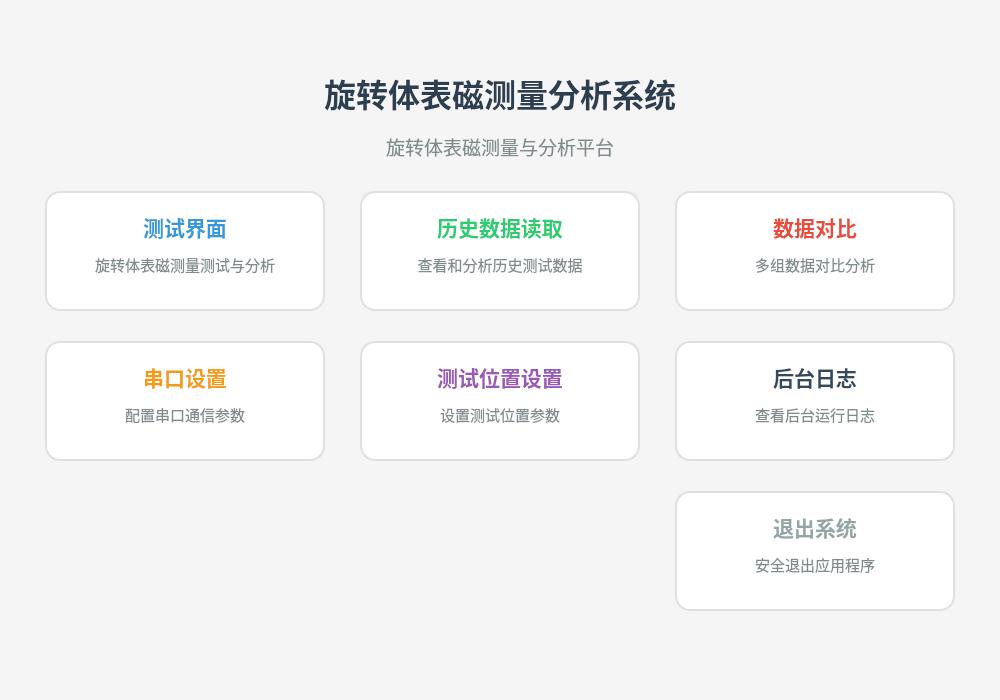
Above: src/ui/home_window.ui from IceSugarZxy/MARS-pro before the change. Below: the same form after it.
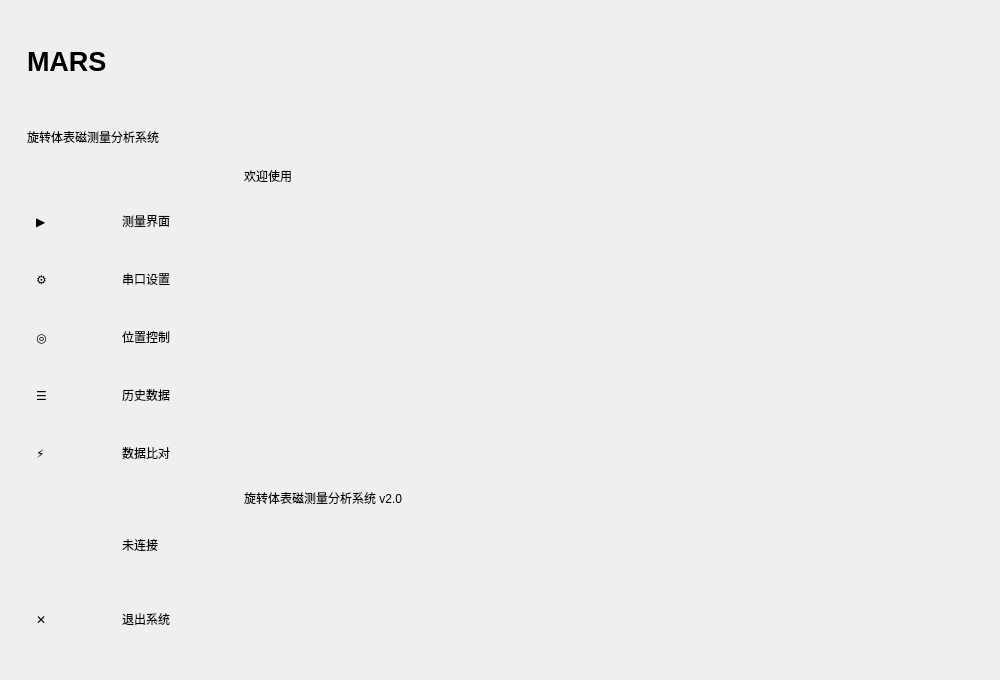
That is the form after the change. Icons and pictures are not drawn.

Commit message:
Feat: 启动深色工业风格UI主题系统
- 新增ui/theme.py中央样式系统，包含深灰+蓝色调配色方案
- 所有窗口应用统一深色主题（measure/serial/position/history/compare/dialog）
- 简化home_window.ui结构，移除复杂嵌套，使用主题样式表替代
- PlotWindow图表背景改为深色，坐标轴文字设为浅色
- home_window使用左侧导航栏布局，底部状态指示器

The edit to the form file:
```diff
--- a/src/ui/home_window.ui
+++ b/src/ui/home_window.ui
@@ -7,7 +7,7 @@
     <x>0</x>
     <y>0</y>
     <width>1000</width>
-    <height>700</height>
+    <height>680</height>
    </rect>
   </property>
   <property name="windowTitle">
@@ -16,812 +16,294 @@
   <property name="windowFlags">
    <set>Qt::FramelessWindowHint</set>
   </property>
-  <property name="styleSheet">
-   <string notr="true">QMainWindow {
-    background-color: #f5f5f5;
-    border: none;
-}</string>
-  </property>
   <widget class="QWidget" name="centralwidget">
-   <layout class="QVBoxLayout" name="main_layout">
-    <property name="spacing">
-     <number>30</number>
-    </property>
-    <property name="leftMargin">
-     <number>40</number>
-    </property>
-    <property name="topMargin">
-     <number>40</number>
-    </property>
-    <property name="rightMargin">
-     <number>40</number>
-    </property>
-    <property name="bottomMargin">
-     <number>40</number>
-    </property>
+   <layout class="QVBoxLayout" name="central_layout">
     <item>
-     <layout class="QVBoxLayout" name="title_layout">
-      <property name="spacing">
-       <number>15</number>
-      </property>
+     <layout class="QHBoxLayout" name="main_layout">
       <item>
-       <widget class="QLabel" name="icon_label">
-        <property name="pixmap">
-         <pixmap resource="../resources.qrc">icon_blue.png</pixmap>
-        </property>
-        <property name="scaledContents">
-         <bool>false</bool>
-        </property>
-        <property name="alignment">
-         <set>Qt::AlignCenter</set>
-        </property>
-       </widget>
-      </item>
-      <item>
-       <widget class="QLabel" name="title_label">
-        <property name="text">
-         <string>旋转体表磁测量分析系统</string>
-        </property>
-        <property name="font">
-         <font>
-          <family>黑体</family>
-          <pointsize>24</pointsize>
-          <weight>75</weight>
-          <bold>true</bold>
-         </font>
-        </property>
-        <property name="styleSheet">
-         <string notr="true">color: #2c3e50;</string>
-        </property>
-        <property name="alignment">
-         <set>Qt::AlignCenter</set>
-        </property>
-       </widget>
-      </item>
-      <item>
-       <widget class="QLabel" name="subtitle_label">
-        <property name="text">
-         <string>旋转体表磁测量与分析平台</string>
-        </property>
-        <property name="font">
-         <font>
-          <family>黑体</family>
-          <pointsize>14</pointsize>
-         </font>
-        </property>
-        <property name="styleSheet">
-         <string notr="true">color: #7f8c8d;</string>
-        </property>
-        <property name="alignment">
-         <set>Qt::AlignCenter</set>
-        </property>
-       </widget>
-      </item>
-     </layout>
-    </item>
-    <item>
-     <layout class="QGridLayout" name="button_layout">
-      <property name="horizontalSpacing">
-       <number>30</number>
-      </property>
-      <property name="verticalSpacing">
-       <number>30</number>
-      </property>
-      <item row="0" column="0">
-       <widget class="QWidget" name="test_button">
+       <widget class="QWidget" name="nav_panel">
         <property name="minimumSize">
          <size>
-          <width>280</width>
-          <height>120</height>
+          <width>220</width>
+          <height>0</height>
          </size>
         </property>
         <property name="maximumSize">
          <size>
-          <width>280</width>
-          <height>120</height>
+          <width>220</width>
+          <height>16777215</height>
          </size>
         </property>
-        <property name="styleSheet">
-         <string notr="true">QWidget {
-    background-color: white;
-    border-radius: 15px;
-    border: 2px solid #e0e0e0;
-}
-QWidget:hover {
-    border: 2px solid #3498db;
-    background-color: #f8f9fa;
-}</string>
-        </property>
-        <layout class="QVBoxLayout" name="verticalLayout">
-         <property name="spacing">
-          <number>10</number>
-         </property>
-         <property name="leftMargin">
-          <number>20</number>
-         </property>
-         <property name="topMargin">
-          <number>20</number>
-         </property>
-         <property name="rightMargin">
-          <number>20</number>
-         </property>
-         <property name="bottomMargin">
-          <number>20</number>
-         </property>
+        <layout class="QVBoxLayout" name="nav_layout">
          <item>
-          <widget class="QLabel" name="test_button_label">
-           <property name="text">
-            <string>测试界面</string>
-           </property>
-           <property name="font">
-            <font>
-             <family>黑体</family>
-             <pointsize>16</pointsize>
-             <weight>75</weight>
-             <bold>true</bold>
-            </font>
-           </property>
-           <property name="styleSheet">
-            <string notr="true">color: #3498db; border: none; background: transparent;</string>
-           </property>
-           <property name="alignment">
-            <set>Qt::AlignCenter</set>
-           </property>
-          </widget>
-         </item>
-         <item>
-          <widget class="QLabel" name="test_desc_label">
-           <property name="text">
-            <string>旋转体表磁测量测试与分析</string>
-           </property>
-           <property name="font">
-            <font>
-             <family>黑体</family>
-             <pointsize>11</pointsize>
-            </font>
-           </property>
-           <property name="styleSheet">
-            <string notr="true">color: #7f8c8d; border: none; background: transparent;</string>
-           </property>
-           <property name="alignment">
-            <set>Qt::AlignCenter</set>
-           </property>
-           <property name="wordWrap">
-            <bool>true</bool>
-           </property>
-          </widget>
-         </item>
-         <item>
-          <spacer name="verticalSpacer">
-           <property name="orientation">
-            <enum>Qt::Vertical</enum>
-           </property>
-           <property name="sizeHint" stdset="0">
+          <widget class="QWidget" name="nav_header">
+           <property name="minimumSize">
             <size>
-             <width>20</width>
-             <height>40</height>
+             <width>0</width>
+             <height>80</height>
             </size>
            </property>
-          </spacer>
-         </item>
-        </layout>
-       </widget>
-      </item>
-      <item row="0" column="1">
-       <widget class="QWidget" name="history_button">
-        <property name="minimumSize">
-         <size>
-          <width>280</width>
-          <height>120</height>
-         </size>
-        </property>
-        <property name="maximumSize">
-         <size>
-          <width>280</width>
-          <height>120</height>
-         </size>
-        </property>
-        <property name="styleSheet">
-         <string notr="true">QWidget {
-    background-color: white;
-    border-radius: 15px;
-    border: 2px solid #e0e0e0;
-}
-QWidget:hover {
-    border: 2px solid #2ecc71;
-    background-color: #f8f9fa;
-}</string>
-        </property>
-        <layout class="QVBoxLayout" name="verticalLayout_2">
-         <property name="spacing">
-          <number>10</number>
-         </property>
-         <property name="leftMargin">
-          <number>20</number>
-         </property>
-         <property name="topMargin">
-          <number>20</number>
-         </property>
-         <property name="rightMargin">
-          <number>20</number>
-         </property>
-         <property name="bottomMargin">
-          <number>20</number>
-         </property>
-         <item>
-          <widget class="QLabel" name="history_button_label">
-           <property name="text">
-            <string>历史数据读取</string>
-           </property>
-           <property name="font">
-            <font>
-             <family>黑体</family>
-             <pointsize>16</pointsize>
-             <weight>75</weight>
-             <bold>true</bold>
-            </font>
-           </property>
-           <property name="styleSheet">
-            <string notr="true">color: #2ecc71; border: none; background: transparent;</string>
-           </property>
-           <property name="alignment">
-            <set>Qt::AlignCenter</set>
-           </property>
+           <layout class="QVBoxLayout" name="header_layout">
+            <item>
+             <widget class="QLabel" name="nav_title">
+              <property name="text">
+               <string>MARS</string>
+              </property>
+              <property name="font">
+               <font>
+                <family>Arial</family>
+                <pointsize>20</pointsize>
+                <weight>75</weight>
+               </font>
+              </property>
+             </widget>
+            </item>
+            <item>
+             <widget class="QLabel" name="nav_subtitle">
+              <property name="text">
+               <string>旋转体表磁测量分析系统</string>
+              </property>
+             </widget>
+            </item>
+           </layout>
           </widget>
          </item>
          <item>
-          <widget class="QLabel" name="history_desc_label">
-           <property name="text">
-            <string>查看和分析历史测试数据</string>
-           </property>
-           <property name="font">
-            <font>
-             <family>黑体</family>
-             <pointsize>11</pointsize>
-            </font>
-           </property>
-           <property name="styleSheet">
-            <string notr="true">color: #7f8c8d; border: none; background: transparent;</string>
-           </property>
-           <property name="alignment">
-            <set>Qt::AlignCenter</set>
-           </property>
-           <property name="wordWrap">
-            <bool>true</bool>
-           </property>
+          <widget class="QWidget" name="nav_buttons_container">
+           <layout class="QVBoxLayout" name="nav_buttons_layout">
+            <item>
+             <widget class="QWidget" name="test_button" native="true">
+              <property name="minimumSize">
+               <size>
+                <width>0</width>
+                <height>52</height>
+               </size>
+              </property>
+              <layout class="QHBoxLayout" name="test_btn_layout">
+               <item>
+                <widget class="QLabel" name="test_icon">
+                 <property name="text">
+                  <string>▶</string>
+                 </property>
+                </widget>
+               </item>
+               <item>
+                <widget class="QLabel" name="test_label">
+                 <property name="text">
+                  <string>测量界面</string>
+                 </property>
+                </widget>
+               </item>
+              </layout>
+             </widget>
+            </item>
+            <item>
+             <widget class="QWidget" name="serial_button" native="true">
+              <property name="minimumSize">
+               <size>
+                <width>0</width>
+                <height>52</height>
+               </size>
+              </property>
+              <layout class="QHBoxLayout" name="serial_btn_layout">
+               <item>
+                <widget class="QLabel" name="serial_icon">
+                 <property name="text">
+                  <string>⚙</string>
+                 </property>
+                </widget>
+               </item>
+               <item>
+                <widget class="QLabel" name="serial_label">
+                 <property name="text">
+                  <string>串口设置</string>
+                 </property>
+                </widget>
+               </item>
+              </layout>
+             </widget>
+            </item>
+            <item>
+             <widget class="QWidget" name="position_button" native="true">
+              <property name="minimumSize">
+               <size>
+                <width>0</width>
+                <height>52</height>
+               </size>
+              </property>
+              <layout class="QHBoxLayout" name="position_btn_layout">
+               <item>
+                <widget class="QLabel" name="position_icon">
+                 <property name="text">
+                  <string>◎</string>
+                 </property>
+                </widget>
+               </item>
+               <item>
+                <widget class="QLabel" name="position_label">
+                 <property name="text">
+                  <string>位置控制</string>
+                 </property>
+                </widget>
+               </item>
+              </layout>
+             </widget>
+            </item>
+            <item>
+             <widget class="QWidget" name="history_button" native="true">
+              <property name="minimumSize">
+               <size>
+                <width>0</width>
+                <height>52</height>
+               </size>
+              </property>
+              <layout class="QHBoxLayout" name="history_btn_layout">
+               <item>
+                <widget class="QLabel" name="history_icon">
+                 <property name="text">
+                  <string>☰</string>
+                 </property>
+                </widget>
+               </item>
+               <item>
+                <widget class="QLabel" name="history_label">
+                 <property name="text">
+                  <string>历史数据</string>
+                 </property>
+                </widget>
+               </item>
+              </layout>
+             </widget>
+            </item>
+            <item>
+             <widget class="QWidget" name="compare_button" native="true">
+              <property name="minimumSize">
+               <size>
+                <width>0</width>
+                <height>52</height>
+               </size>
+              </property>
+              <layout class="QHBoxLayout" name="compare_btn_layout">
+               <item>
+                <widget class="QLabel" name="compare_icon">
+                 <property name="text">
+                  <string>⚡</string>
+                 </property>
+                </widget>
+               </item>
+               <item>
+                <widget class="QLabel" name="compare_label">
+                 <property name="text">
+                  <string>数据比对</string>
+                 </property>
+                </widget>
+               </item>
+              </layout>
+             </widget>
+            </item>
+           </layout>
           </widget>
          </item>
          <item>
-          <spacer name="verticalSpacer_2">
+          <spacer name="nav_spacer">
            <property name="orientation">
             <enum>Qt::Vertical</enum>
            </property>
-           <property name="sizeHint" stdset="0">
-            <size>
-             <width>20</width>
-             <height>40</height>
-            </size>
-           </property>
           </spacer>
          </item>
-        </layout>
-       </widget>
-      </item>
-      <item row="0" column="2">
-       <widget class="QWidget" name="compare_button">
-        <property name="minimumSize">
-         <size>
-          <width>280</width>
-          <height>120</height>
-         </size>
-        </property>
-        <property name="maximumSize">
-         <size>
-          <width>280</width>
-          <height>120</height>
-         </size>
-        </property>
-        <property name="styleSheet">
-         <string notr="true">QWidget {
-    background-color: white;
-    border-radius: 15px;
-    border: 2px solid #e0e0e0;
-}
-QWidget:hover {
-    border: 2px solid #e74c3c;
-    background-color: #f8f9fa;
-}</string>
-        </property>
-        <layout class="QVBoxLayout" name="verticalLayout_3">
-         <property name="spacing">
-          <number>10</number>
-         </property>
-         <property name="leftMargin">
-          <number>20</number>
-         </property>
-         <property name="topMargin">
-          <number>20</number>
-         </property>
-         <property name="rightMargin">
-          <number>20</number>
-         </property>
-         <property name="bottomMargin">
-          <number>20</number>
-         </property>
          <item>
-          <widget class="QLabel" name="compare_button_label">
-           <property name="text">
-            <string>数据对比</string>
-           </property>
-           <property name="font">
-            <font>
-             <family>黑体</family>
-             <pointsize>16</pointsize>
-             <weight>75</weight>
-             <bold>true</bold>
-            </font>
-           </property>
-           <property name="styleSheet">
-            <string notr="true">color: #e74c3c; border: none; background: transparent;</string>
-           </property>
-           <property name="alignment">
-            <set>Qt::AlignCenter</set>
-           </property>
-          </widget>
-         </item>
-         <item>
-          <widget class="QLabel" name="compare_desc_label">
-           <property name="text">
-            <string>多组数据对比分析</string>
-           </property>
-           <property name="font">
-            <font>
-             <family>黑体</family>
-             <pointsize>11</pointsize>
-            </font>
-           </property>
-           <property name="styleSheet">
-            <string notr="true">color: #7f8c8d; border: none; background: transparent;</string>
-           </property>
-           <property name="alignment">
-            <set>Qt::AlignCenter</set>
-           </property>
-           <property name="wordWrap">
-            <bool>true</bool>
-           </property>
-          </widget>
-         </item>
-         <item>
-          <spacer name="verticalSpacer_3">
-           <property name="orientation">
-            <enum>Qt::Vertical</enum>
-           </property>
-           <property name="sizeHint" stdset="0">
+          <widget class="QWidget" name="nav_footer">
+           <property name="minimumSize">
             <size>
-             <width>20</width>
-             <height>40</height>
+             <width>0</width>
+             <height>60</height>
             </size>
            </property>
-          </spacer>
-         </item>
-        </layout>
-       </widget>
-      </item>
-      <item row="1" column="0">
-       <widget class="QWidget" name="serial_button">
-        <property name="minimumSize">
-         <size>
-          <width>280</width>
-          <height>120</height>
-         </size>
-        </property>
-        <property name="maximumSize">
-         <size>
-          <width>280</width>
-          <height>120</height>
-         </size>
-        </property>
-        <property name="styleSheet">
-         <string notr="true">QWidget {
-    background-color: white;
-    border-radius: 15px;
-    border: 2px solid #e0e0e0;
-}
-QWidget:hover {
-    border: 2px solid #f39c12;
-    background-color: #f8f9fa;
-}</string>
-        </property>
-        <layout class="QVBoxLayout" name="verticalLayout_4">
-         <property name="spacing">
-          <number>10</number>
-         </property>
-         <property name="leftMargin">
-          <number>20</number>
-         </property>
-         <property name="topMargin">
-          <number>20</number>
-         </property>
-         <property name="rightMargin">
-          <number>20</number>
-         </property>
-         <property name="bottomMargin">
-          <number>20</number>
-         </property>
-         <item>
-          <widget class="QLabel" name="serial_button_label">
-           <property name="text">
-            <string>串口设置</string>
-           </property>
-           <property name="font">
-            <font>
-             <family>黑体</family>
-             <pointsize>16</pointsize>
-             <weight>75</weight>
-             <bold>true</bold>
-            </font>
-           </property>
-           <property name="styleSheet">
-            <string notr="true">color: #f39c12; border: none; background: transparent;</string>
-           </property>
-           <property name="alignment">
-            <set>Qt::AlignCenter</set>
-           </property>
+           <layout class="QVBoxLayout" name="footer_layout">
+            <item>
+             <widget class="QWidget" name="status_container" native="true">
+              <layout class="QHBoxLayout" name="status_layout">
+               <item>
+                <widget class="QLabel" name="serial_status_indicator">
+                 <property name="minimumSize">
+                  <size>
+                   <width>10</width>
+                   <height>10</height>
+                  </size>
+                 </property>
+                </widget>
+               </item>
+               <item>
+                <widget class="QLabel" name="serial_status_label">
+                 <property name="text">
+                  <string>未连接</string>
+                 </property>
+                </widget>
+               </item>
+              </layout>
+             </widget>
+            </item>
+            <item>
+             <widget class="QWidget" name="exit_button" native="true">
+              <property name="minimumSize">
+               <size>
+                <width>0</width>
+                <height>36</height>
+               </size>
+              </property>
+              <layout class="QHBoxLayout" name="exit_btn_layout">
+               <item>
+                <widget class="QLabel" name="exit_icon">
+                 <property name="text">
+                  <string>✕</string>
+                 </property>
+                </widget>
+               </item>
+               <item>
+                <widget class="QLabel" name="exit_label">
+                 <property name="text">
+                  <string>退出系统</string>
+                 </property>
+                </widget>
+               </item>
+              </layout>
+             </widget>
+            </item>
+           </layout>
           </widget>
          </item>
-         <item>
-          <widget class="QLabel" name="serial_desc_label">
-           <property name="text">
-            <string>配置串口通信参数</string>
-           </property>
-           <property name="font">
-            <font>
-             <family>黑体</family>
-             <pointsize>11</pointsize>
-            </font>
-           </property>
-           <property name="styleSheet">
-            <string notr="true">color: #7f8c8d; border: none; background: transparent;</string>
-           </property>
-           <property name="alignment">
-            <set>Qt::AlignCenter</set>
-           </property>
-           <property name="wordWrap">
-            <bool>true</bool>
-           </property>
-          </widget>
-         </item>
-         <item>
-          <spacer name="verticalSpacer_4">
-           <property name="orientation">
-            <enum>Qt::Vertical</enum>
-           </property>
-           <property name="sizeHint" stdset="0">
-            <size>
-             <width>20</width>
-             <height>40</height>
-            </size>
-           </property>
-          </spacer>
-         </item>
         </layout>
        </widget>
       </item>
-      <item row="1" column="1">
-       <widget class="QWidget" name="position_button">
-        <property name="minimumSize">
-         <size>
-          <width>280</width>
-          <height>120</height>
-         </size>
-        </property>
-        <property name="maximumSize">
-         <size>
-          <width>280</width>
-          <height>120</height>
-         </size>
-        </property>
-        <property name="styleSheet">
-         <string notr="true">QWidget {
-    background-color: white;
-    border-radius: 15px;
-    border: 2px solid #e0e0e0;
-}
-QWidget:hover {
-    border: 2px solid #9b59b6;
-    background-color: #f8f9fa;
-}</string>
-        </property>
-        <layout class="QVBoxLayout" name="verticalLayout_5">
-         <property name="spacing">
-          <number>10</number>
-         </property>
-         <property name="leftMargin">
-          <number>20</number>
-         </property>
-         <property name="topMargin">
-          <number>20</number>
-         </property>
-         <property name="rightMargin">
-          <number>20</number>
-         </property>
-         <property name="bottomMargin">
-          <number>20</number>
-         </property>
+      <item>
+       <widget class="QWidget" name="content_panel">
+        <layout class="QVBoxLayout" name="content_layout">
          <item>
-          <widget class="QLabel" name="position_button_label">
+          <widget class="QLabel" name="welcome_title">
            <property name="text">
-            <string>测试位置设置</string>
+            <string>欢迎使用</string>
            </property>
-           <property name="font">
-            <font>
-             <family>黑体</family>
-             <pointsize>16</pointsize>
-             <weight>75</weight>
-             <bold>true</bold>
-            </font>
-           </property>
-           <property name="styleSheet">
-            <string notr="true">color: #9b59b6; border: none; background: transparent;</string>
-           </property>
-           <property name="alignment">
-            <set>Qt::AlignCenter</set>
-           </property>
           </widget>
          </item>
          <item>
-          <widget class="QLabel" name="position_desc_label">
+          <widget class="QLabel" name="welcome_subtitle">
            <property name="text">
-            <string>设置测试位置参数</string>
+            <string>旋转体表磁测量分析系统 v2.0</string>
            </property>
-           <property name="font">
-            <font>
-             <family>黑体</family>
-             <pointsize>11</pointsize>
-            </font>
-           </property>
-           <property name="styleSheet">
-            <string notr="true">color: #7f8c8d; border: none; background: transparent;</string>
-           </property>
-           <property name="alignment">
-            <set>Qt::AlignCenter</set>
-           </property>
-           <property name="wordWrap">
-            <bool>true</bool>
-           </property>
           </widget>
          </item>
          <item>
-          <spacer name="verticalSpacer_5">
+          <spacer name="content_spacer">
            <property name="orientation">
             <enum>Qt::Vertical</enum>
            </property>
-           <property name="sizeHint" stdset="0">
-            <size>
-             <width>20</width>
-             <height>40</height>
-            </size>
-           </property>
           </spacer>
          </item>
         </layout>
        </widget>
       </item>
-      <item row="1" column="2">
-       <widget class="QWidget" name="logs_button">
-        <property name="minimumSize">
-         <size>
-          <width>280</width>
-          <height>120</height>
-         </size>
-        </property>
-        <property name="maximumSize">
-         <size>
-          <width>280</width>
-          <height>120</height>
-         </size>
-        </property>
-        <property name="styleSheet">
-         <string notr="true">QWidget {
-    background-color: white;
-    border-radius: 15px;
-    border: 2px solid #e0e0e0;
-}
-QWidget:hover {
-    border: 2px solid #34495e;
-    background-color: #f8f9fa;
-}</string>
-        </property>
-        <layout class="QVBoxLayout" name="verticalLayout_6">
-         <property name="spacing">
-          <number>10</number>
-         </property>
-         <property name="leftMargin">
-          <number>20</number>
-         </property>
-         <property name="topMargin">
-          <number>20</number>
-         </property>
-         <property name="rightMargin">
-          <number>20</number>
-         </property>
-         <property name="bottomMargin">
-          <number>20</number>
-         </property>
-         <item>
-          <widget class="QLabel" name="logs_button_label">
-           <property name="text">
-            <string>后台日志</string>
-           </property>
-           <property name="font">
-            <font>
-             <family>黑体</family>
-             <pointsize>16</pointsize>
-             <weight>75</weight>
-             <bold>true</bold>
-            </font>
-           </property>
-           <property name="styleSheet">
-            <string notr="true">color: #34495e; border: none; background: transparent;</string>
-           </property>
-           <property name="alignment">
-            <set>Qt::AlignCenter</set>
-           </property>
-          </widget>
-         </item>
-         <item>
-          <widget class="QLabel" name="logs_desc_label">
-           <property name="text">
-            <string>查看后台运行日志</string>
-           </property>
-           <property name="font">
-            <font>
-             <family>黑体</family>
-             <pointsize>11</pointsize>
-            </font>
-           </property>
-           <property name="styleSheet">
-            <string notr="true">color: #7f8c8d; border: none; background: transparent;</string>
-           </property>
-           <property name="alignment">
-            <set>Qt::AlignCenter</set>
-           </property>
-           <property name="wordWrap">
-            <bool>true</bool>
-           </property>
-          </widget>
-         </item>
-         <item>
-          <spacer name="verticalSpacer_6">
-           <property name="orientation">
-            <enum>Qt::Vertical</enum>
-           </property>
-           <property name="sizeHint" stdset="0">
-            <size>
-             <width>20</width>
-             <height>40</height>
-            </size>
-           </property>
-          </spacer>
-         </item>
-        </layout>
-       </widget>
-      </item>
-      <item row="2" column="2">
-       <widget class="QWidget" name="exit_button">
-        <property name="minimumSize">
-         <size>
-          <width>280</width>
-          <height>120</height>
-         </size>
-        </property>
-        <property name="maximumSize">
-         <size>
-          <width>280</width>
-          <height>120</height>
-         </size>
-        </property>
-        <property name="styleSheet">
-         <string notr="true">QWidget {
-    background-color: white;
-    border-radius: 15px;
-    border: 2px solid #e0e0e0;
-}
-QWidget:hover {
-    border: 2px solid #95a5a6;
-    background-color: #f8f9fa;
-}</string>
-        </property>
-        <layout class="QVBoxLayout" name="verticalLayout_7">
-         <property name="spacing">
-          <number>10</number>
-         </property>
-         <property name="leftMargin">
-          <number>20</number>
-         </property>
-         <property name="topMargin">
-          <number>20</number>
-         </property>
-         <property name="rightMargin">
-          <number>20</number>
-         </property>
-         <property name="bottomMargin">
-          <number>20</number>
-         </property>
-         <item>
-          <widget class="QLabel" name="exit_button_label">
-           <property name="text">
-            <string>退出系统</string>
-           </property>
-           <property name="font">
-            <font>
-             <family>黑体</family>
-             <pointsize>16</pointsize>
-             <weight>75</weight>
-             <bold>true</bold>
-            </font>
-           </property>
-           <property name="styleSheet">
-            <string notr="true">color: #95a5a6; border: none; background: transparent;</string>
-           </property>
-           <property name="alignment">
-            <set>Qt::AlignCenter</set>
-           </property>
-          </widget>
-         </item>
-         <item>
-          <widget class="QLabel" name="exit_desc_label">
-           <property name="text">
-            <string>安全退出应用程序</string>
-           </property>
-           <property name="font">
-            <font>
-             <family>黑体</family>
-             <pointsize>11</pointsize>
-            </font>
-           </property>
-           <property name="styleSheet">
-            <string notr="true">color: #7f8c8d; border: none; background: transparent;</string>
-           </property>
-           <property name="alignment">
-            <set>Qt::AlignCenter</set>
-           </property>
-           <property name="wordWrap">
-            <bool>true</bool>
-           </property>
-          </widget>
-         </item>
-         <item>
-          <spacer name="verticalSpacer_7">
-           <property name="orientation">
-            <enum>Qt::Vertical</enum>
-           </property>
-           <property name="sizeHint" stdset="0">
-            <size>
-             <width>20</width>
-             <height>40</height>
-            </size>
-           </property>
-          </spacer>
-         </item>
-        </layout>
-       </widget>
-      </item>
      </layout>
     </item>
-    <item>
-     <spacer name="verticalSpacer_8">
-      <property name="orientation">
-       <enum>Qt::Vertical</enum>
-      </property>
-      <property name="sizeHint" stdset="0">
-       <size>
-        <width>20</width>
-        <height>40</height>
-       </size>
-      </property>
-     </spacer>
-    </item>
    </layout>
   </widget>
  </widget>
```
Left out of the diff: 4 changed lines with no effect on the pictures. The commit also changes 9 other files.
